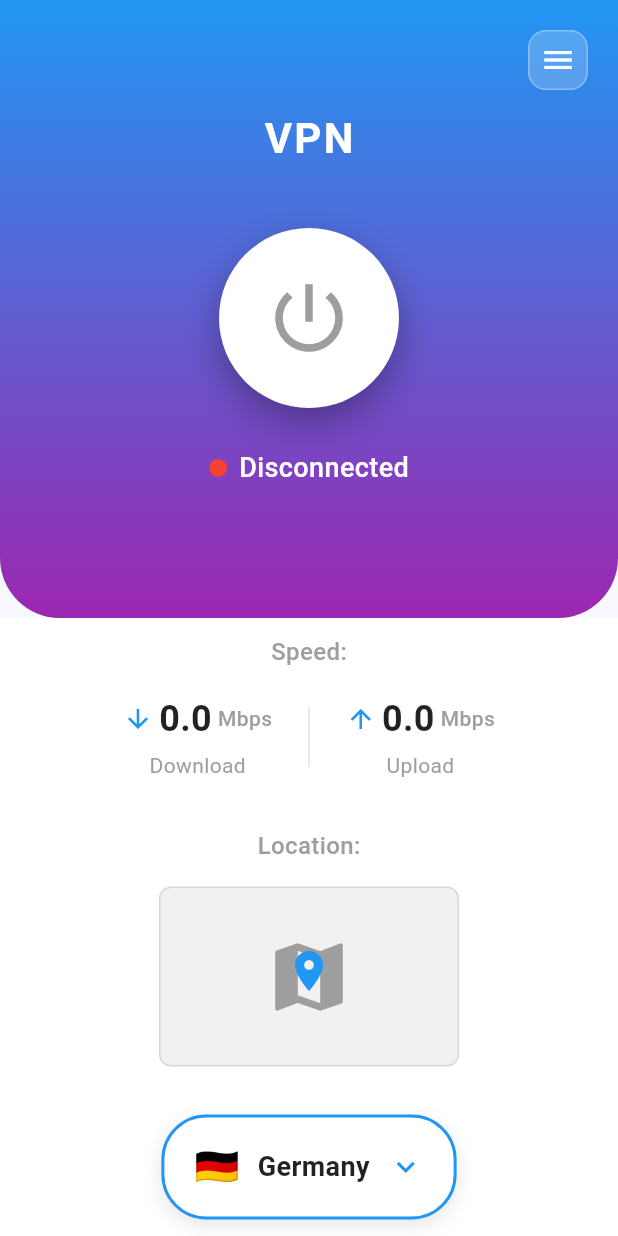
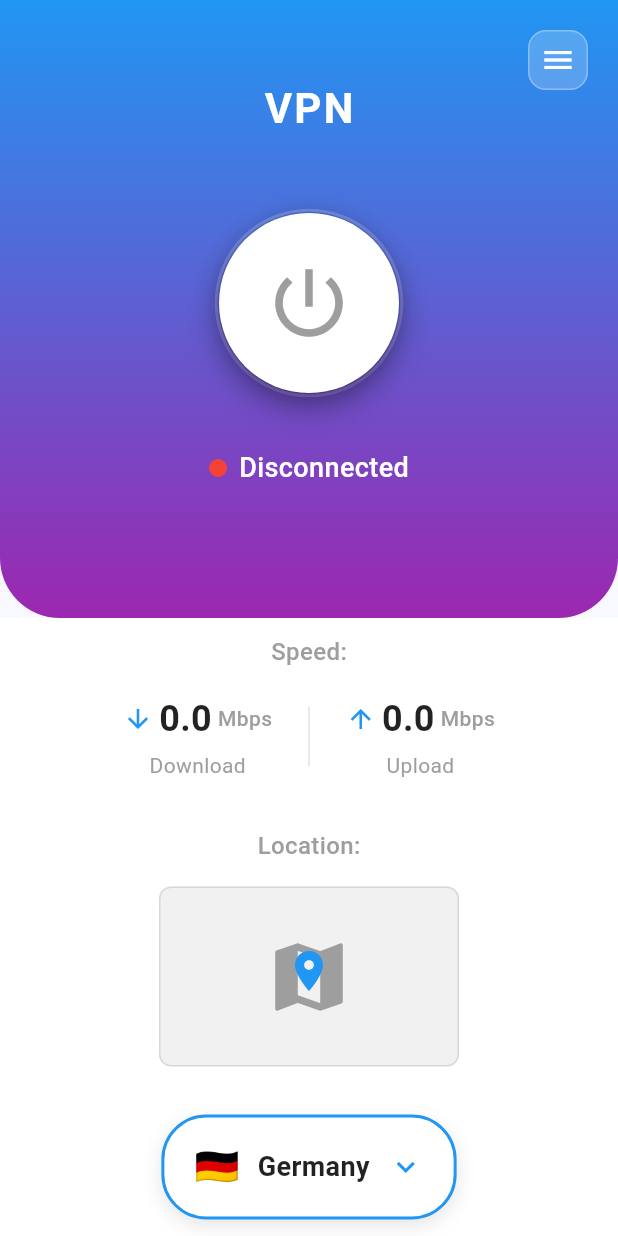
Before and after one commit to stepsharpnew/vpn, a Flutter app: the screen it shows after launch, on a phone screen of 412 x 824 dp. Run offline on Flutter 3.47's test engine with Material 3 defaults, Android fonts, the phone set to English and light mode, and no system bars.

Commit message:
Refactor PowerButton to use stateful widget with animation; update HomeScreen layout for fixed heights and improved spacing.

```diff
--- a/test_app/lib/home_screen.dart
+++ b/test_app/lib/home_screen.dart
@@ -89,26 +89,26 @@
               child: GradientHeader(
                 child: Stack(
                   children: [
+                    // Фиксированная структура, чтобы элементы не прыгали
                     Column(
                       mainAxisAlignment: MainAxisAlignment.center,
                       children: [
-                        // Заголовок VPN
-                        const Padding(
-                          padding: EdgeInsets.only(top: 20),
-                          child: GradientTitle(),
-                        ),
+                        // Заголовок VPN (фиксированная высота)
+                        const SizedBox(height: 20),
+                        const GradientTitle(),
                         const SizedBox(height: 40),
-                        // Кнопка питания
+                        // Кнопка питания (фиксированная высота)
                         PowerButton(
                           isConnected: _isConnected,
                           onTap: _toggleConnection,
                         ),
                         const SizedBox(height: 24),
-                        // Статус подключения
+                        // Статус подключения (фиксированная высота)
                         ConnectionStatus(
                           isConnected: _isConnected,
                           ipAddress: _ipAddress,
                         ),
+                        const SizedBox(height: 20), // Компенсация для фиксированной высоты
                       ],
                     ),
                     // Кнопка меню в правом верхнем углу
--- a/test_app/lib/widgets/power_button.dart
+++ b/test_app/lib/widgets/power_button.dart
@@ -1,8 +1,8 @@
 import 'package:flutter/material.dart';
 import 'package:test_app/constants/app_colors.dart';
 
-/// Кнопка питания для подключения/отключения VPN
-class PowerButton extends StatelessWidget {
+/// Кнопка питания для подключения/отключения VPN с анимацией
+class PowerButton extends StatefulWidget {
   final bool isConnected;
   final VoidCallback onTap;
 
@@ -13,29 +13,119 @@
   });
 
   @override
+  State<PowerButton> createState() => _PowerButtonState();
+}
+
+class _PowerButtonState extends State<PowerButton>
+    with SingleTickerProviderStateMixin {
+  late AnimationController _controller;
+  late Animation<double> _waveAnimation;
+
+  @override
+  void initState() {
+    super.initState();
+    _controller = AnimationController(
+      vsync: this,
+      duration: const Duration(seconds: 2),
+    )..repeat();
+
+    _waveAnimation = Tween<double>(
+      begin: 0.0,
+      end: 1.0,
+    ).animate(
+      CurvedAnimation(
+        parent: _controller,
+        curve: Curves.easeOut,
+      ),
+    );
+  }
+
+  @override
+  void dispose() {
+    _controller.dispose();
+    super.dispose();
+  }
+
+  @override
   Widget build(BuildContext context) {
-    return GestureDetector(
-      onTap: onTap,
+    // Фиксированный размер кнопки (не меняется)
+    const buttonSize = 120.0;
+    const iconSize = 60.0;
+
+    // Параметры зависят от состояния подключения
+    final shadowBlur = widget.isConnected ? 30.0 : 20.0;
+    final shadowOffset = widget.isConnected ? 15.0 : 10.0;
+    final waveCount = widget.isConnected ? 3 : 2;
+    final waveMaxSize = widget.isConnected ? 180.0 : 140.0;
+
+    return AnimatedBuilder(
+      animation: _controller,
+      builder: (context, child) {
+        return SizedBox(
+          width: waveMaxSize,
+          height: waveMaxSize,
+          child: Stack(
+            alignment: Alignment.center,
+            children: [
+              // Волны вокруг кнопки
+              ...List.generate(waveCount, (index) {
+                final delay = index * 0.3;
+                final animationValue = (_waveAnimation.value + delay) % 1.0;
+                final waveSize = buttonSize + (waveMaxSize - buttonSize) * animationValue;
+                final opacity = (1.0 - animationValue) * 0.3;
+
+                return Positioned(
                   child: Container(
-        width: 120,
-        height: 120,
+                    width: waveSize,
+                    height: waveSize,
+                    decoration: BoxDecoration(
+                      shape: BoxShape.circle,
+                      border: Border.all(
+                        color: AppColors.white.withOpacity(opacity),
+                        width: 2,
+                      ),
+                    ),
+                  ),
+                );
+              }),
+              // Кнопка с тенью (без масштабирования)
+              GestureDetector(
+                onTap: widget.onTap,
+                child: Container(
+                  width: buttonSize,
+                  height: buttonSize,
                   decoration: BoxDecoration(
                     color: AppColors.white,
                     shape: BoxShape.circle,
                     boxShadow: [
                       BoxShadow(
+                        color: widget.isConnected
+                            ? AppColors.connectedGreen.withOpacity(0.4)
+                            : Colors.black.withOpacity(0.2),
+                        blurRadius: shadowBlur,
+                        offset: Offset(0, shadowOffset),
+                        spreadRadius: widget.isConnected ? 5 : 0,
+                      ),
+                      BoxShadow(
                         color: Colors.black.withOpacity(0.3),
-              blurRadius: 20,
-              offset: const Offset(0, 10),
+                        blurRadius: shadowBlur * 0.7,
+                        offset: Offset(0, shadowOffset * 0.5),
                       ),
                     ],
                   ),
                   child: Icon(
                     Icons.power_settings_new,
-          size: 60,
-          color: isConnected ? AppColors.connectedGreen : AppColors.disconnectedGrey,
+                    size: iconSize,
+                    color: widget.isConnected
+                        ? AppColors.connectedGreen
+                        : AppColors.disconnectedGrey,
                   ),
                 ),
+              ),
+            ],
+          ),
+        );
+      },
     );
   }
 }
```
Lines whose indentation alone changed are shown as unchanged.
